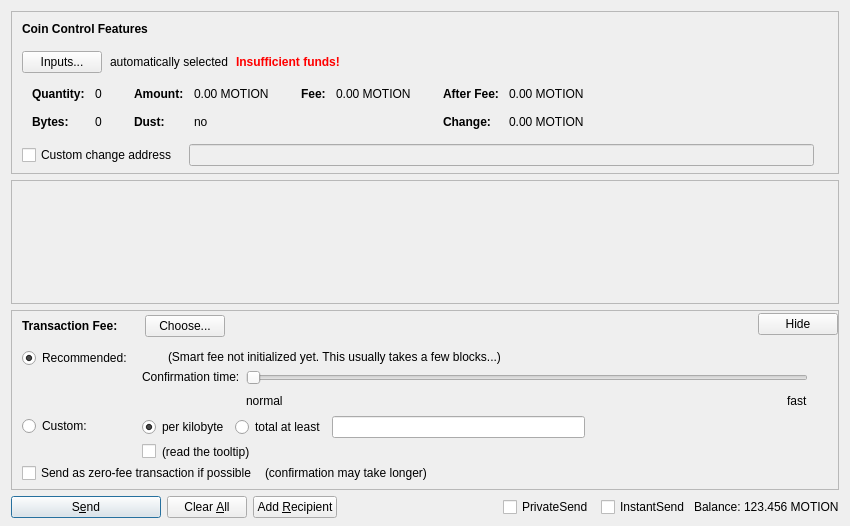
First picture: the form in src/qt/forms/sendcoinsdialog.ui, repository motioncrypto/motion, before the edit.
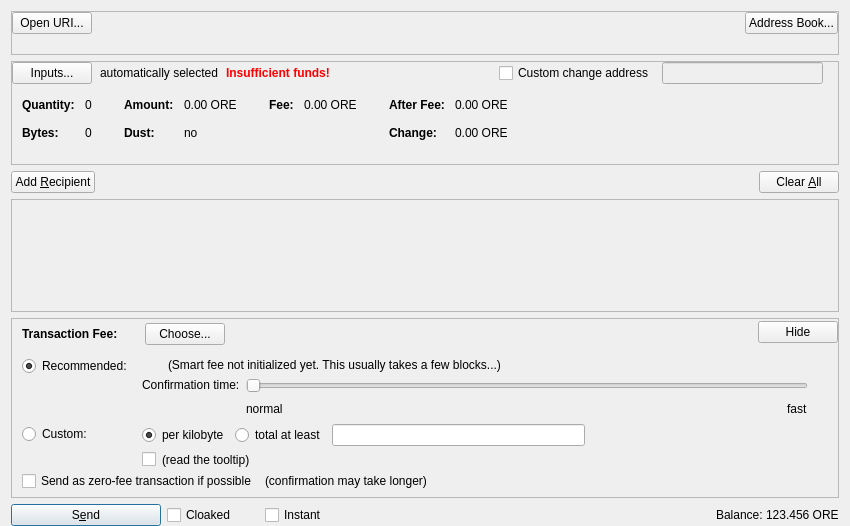
Second picture: the form after the edit. Custom widgets are drawn as their Qt base class.

Commit message: Merged Galactrum Wallet

```diff
--- a/src/qt/forms/sendcoinsdialog.ui
+++ b/src/qt/forms/sendcoinsdialog.ui
@@ -13,10 +13,82 @@
   <property name="windowTitle">
    <string>Send Coins</string>
   </property>
-  <layout class="QVBoxLayout" name="verticalLayout" stretch="0,1,0,0">
+		<layout class="QVBoxLayout" name="verticalLayout" stretch="0,0,0,1,0,0">
    <property name="bottomMargin">
-    <number>8</number>
-   </property>
+				<number>0</number>
+			</property>
+			<item>
+				<widget class="QFrame" name="frameSendTopButton">
+					<property name="sizePolicy">
+						<sizepolicy hsizetype="Expanding" vsizetype="Expanding">
+							<horstretch>0</horstretch>
+							<verstretch>0</verstretch>
+						</sizepolicy>
+					</property>
+					<property name="frameShape">
+						<enum>QFrame::StyledPanel</enum>
+					</property>
+					<property name="frameShadow">
+						<enum>QFrame::Sunken</enum>
+					</property>
+					<layout class="QHBoxLayout" name="topSendButtons">
+                        <property name="leftMargin">
+                            <number>0</number>
+                        </property>
+                        <property name="topMargin">
+                            <number>0</number>
+                        </property>
+                        <property name="rightMargin">
+                            <number>0</number>
+                        </property>
+                        <property name="bottomMargin">
+                            <number>20</number>
+                        </property>
+						<item>
+							<widget class="QPushButton" name="openURIButton">
+								<property name="toolTip">
+									<string>Open a payment request.</string>
+								</property>
+								<property name="text">
+									<string>Open URI...</string>
+								</property>
+								<property name="autoDefault">
+									<bool>false</bool>
+								</property>
+								<property name="default">
+									<bool>true</bool>
+								</property>
+							</widget>
+						</item>
+                        <item>
+                            <spacer name="horizontalSpacerWalletSecruity">
+                                <property name="orientation">
+                                    <enum>Qt::Horizontal</enum>
+                                </property>
+                                <property name="sizeHint" stdset="0">
+                                    <size>
+                                        <width>40</width>
+                                        <height>1</height>
+                                    </size>
+                                </property>
+                            </spacer>
+                        </item>
+						<item>
+							<widget class="QPushButton" name="sendingAddressesButton">
+								<property name="toolTip">
+									<string>Clear all fields of the form.</string>
+								</property>
+								<property name="text">
+									<string>Address Book...</string>
+								</property>
+								<property name="autoDefault">
+									<bool>false</bool>
+								</property>
+							</widget>
+						</item>
+					</layout>
+				</widget>
+			</item>
    <item>
     <widget class="QFrame" name="frameCoinControl">
      <property name="sizePolicy">
@@ -51,48 +123,14 @@
        <number>0</number>
       </property>
       <property name="bottomMargin">
-       <number>6</number>
+							<number>8</number>
       </property>
       <item>
        <layout class="QVBoxLayout" name="verticalLayoutCoinControl" stretch="0,0,0,0,1">
         <property name="spacing">
          <number>0</number>
         </property>
-        <property name="leftMargin">
-         <number>10</number>
-        </property>
-        <property name="topMargin">
-         <number>10</number>
-        </property>
-        <item>
-         <layout class="QHBoxLayout" name="horizontalLayoutCoinControl1">
-          <property name="bottomMargin">
-           <number>15</number>
-          </property>
-          <item>
-           <widget class="QLabel" name="labelCoinControlFeatures">
-            <property name="sizePolicy">
-             <sizepolicy hsizetype="Preferred" vsizetype="Maximum">
-              <horstretch>0</horstretch>
-              <verstretch>0</verstretch>
-             </sizepolicy>
-            </property>
-            <property name="font">
-             <font>
-              <weight>75</weight>
-              <bold>true</bold>
-             </font>
-            </property>
-            <property name="styleSheet">
-             <string notr="true">font-weight:bold;</string>
-            </property>
-            <property name="text">
-             <string>Coin Control Features</string>
-            </property>
-           </widget>
-          </item>
-         </layout>
-        </item>
+								
         <item>
          <layout class="QHBoxLayout" name="horizontalLayoutCoinControl2" stretch="0,0,0,0">
           <property name="spacing">
@@ -156,6 +194,51 @@
             </property>
            </spacer>
           </item>
+                                        	<item>
+											<widget class="QCheckBox" name="checkBoxCoinControlChange">
+												<property name="toolTip">
+													<string>If this is activated, but the change address is empty or invalid, change will be sent to a newly generated address.</string>
+												</property>
+												<property name="text">
+													<string>Custom change address</string>
+												</property>
+											</widget>
+										</item>
+										<item>
+											<widget class="QValidatedLineEdit" name="lineEditCoinControlChange">
+												<property name="enabled">
+													<bool>false</bool>
+												</property>
+												<property name="sizePolicy">
+													<sizepolicy hsizetype="Expanding" vsizetype="Fixed">
+														<horstretch>0</horstretch>
+														<verstretch>0</verstretch>
+													</sizepolicy>
+												</property>
+											</widget>
+										</item>
+										<item>
+											<widget class="QLabel" name="labelCoinControlChangeLabel">
+												<property name="sizePolicy">
+													<sizepolicy hsizetype="Preferred" vsizetype="Expanding">
+														<horstretch>0</horstretch>
+														<verstretch>0</verstretch>
+													</sizepolicy>
+												</property>
+												<property name="minimumSize">
+													<size>
+														<width>0</width>
+														<height>0</height>
+													</size>
+												</property>
+												<property name="text">
+													<string/>
+												</property>
+												<property name="margin">
+													<number>3</number>
+												</property>
+											</widget>
+										</item>
          </layout>
         </item>
         <item>
@@ -324,7 +407,7 @@
                   <enum>Qt::ActionsContextMenu</enum>
                  </property>
                  <property name="text">
-                  <string notr="true">0.00 MOTION</string>
+																		<string notr="true">0.00 ORE</string>
                  </property>
                  <property name="textInteractionFlags">
                   <set>Qt::LinksAccessibleByMouse|Qt::TextSelectableByKeyboard|Qt::TextSelectableByMouse</set>
@@ -404,7 +487,7 @@
                   <enum>Qt::ActionsContextMenu</enum>
                  </property>
                  <property name="text">
-                  <string notr="true">0.00 MOTION</string>
+																		<string notr="true">0.00 ORE</string>
                  </property>
                  <property name="textInteractionFlags">
                   <set>Qt::LinksAccessibleByMouse|Qt::TextSelectableByKeyboard|Qt::TextSelectableByMouse</set>
@@ -455,7 +538,7 @@
                   <enum>Qt::ActionsContextMenu</enum>
                  </property>
                  <property name="text">
-                  <string notr="true">0.00 MOTION</string>
+																		<string notr="true">0.00 ORE</string>
                  </property>
                  <property name="textInteractionFlags">
                   <set>Qt::LinksAccessibleByMouse|Qt::TextSelectableByKeyboard|Qt::TextSelectableByMouse</set>
@@ -484,7 +567,7 @@
                   <enum>Qt::ActionsContextMenu</enum>
                  </property>
                  <property name="text">
-                  <string notr="true">0.00 MOTION</string>
+																		<string notr="true">0.00 ORE</string>
                  </property>
                  <property name="textInteractionFlags">
                   <set>Qt::LinksAccessibleByMouse|Qt::TextSelectableByKeyboard|Qt::TextSelectableByMouse</set>
@@ -512,51 +595,7 @@
           <property name="rightMargin">
            <number>5</number>
           </property>
-          <item>
-           <widget class="QCheckBox" name="checkBoxCoinControlChange">
-            <property name="toolTip">
-             <string>If this is activated, but the change address is empty or invalid, change will be sent to a newly generated address.</string>
-            </property>
-            <property name="text">
-             <string>Custom change address</string>
-            </property>
-           </widget>
-          </item>
-          <item>
-           <widget class="QValidatedLineEdit" name="lineEditCoinControlChange">
-            <property name="enabled">
-             <bool>false</bool>
-            </property>
-            <property name="sizePolicy">
-             <sizepolicy hsizetype="Expanding" vsizetype="Fixed">
-              <horstretch>0</horstretch>
-              <verstretch>0</verstretch>
-             </sizepolicy>
-            </property>
-           </widget>
-          </item>
-          <item>
-           <widget class="QLabel" name="labelCoinControlChangeLabel">
-            <property name="sizePolicy">
-             <sizepolicy hsizetype="Preferred" vsizetype="Expanding">
-              <horstretch>0</horstretch>
-              <verstretch>0</verstretch>
-             </sizepolicy>
-            </property>
-            <property name="minimumSize">
-             <size>
-              <width>0</width>
-              <height>0</height>
-             </size>
-            </property>
-            <property name="text">
-             <string/>
-            </property>
-            <property name="margin">
-             <number>3</number>
-            </property>
-           </widget>
-          </item>
+									
          </layout>
         </item>
         <item>
@@ -577,6 +616,55 @@
      </layout>
     </widget>
    </item>
+            <item>
+                <layout class="QHBoxLayout">
+                    <item>
+                        <widget class="QPushButton" name="addButton">
+                            <property name="toolTip">
+                                <string>Send to multiple recipients at once</string>
+                            </property>
+                            <property name="text">
+                                <string>Add &amp;Recipient</string>
+                            </property>
+                            <property name="autoDefault">
+                                <bool>false</bool>
+                            </property>
+                        </widget>
+                    </item>
+                    <item>
+						<spacer name="horizontalSpacer">
+							<property name="orientation">
+								<enum>Qt::Horizontal</enum>
+							</property>
+							<property name="sizeHint" stdset="0">
+								<size>
+									<width>40</width>
+									<height>20</height>
+								</size>
+							</property>
+						</spacer>
+					</item>
+                    <item>
+                        <widget class="QPushButton" name="clearButton">
+                            <property name="sizePolicy">
+                                <sizepolicy hsizetype="Minimum" vsizetype="Fixed">
+                                    <horstretch>0</horstretch>
+                                    <verstretch>0</verstretch>
+                                </sizepolicy>
+                            </property>
+                            <property name="toolTip">
+                                <string>Clear all fields of the form.</string>
+                            </property>
+                            <property name="text">
+                                <string>Clear &amp;All</string>
+                            </property>
+                            <property name="autoDefault">
+                                <bool>false</bool>
+                            </property>
+                        </widget>
+                    </item>
+                </layout>
+            </item>
    <item>
     <widget class="QScrollArea" name="scrollArea">
      <property name="widgetResizable">
@@ -1214,6 +1302,18 @@
    </item>
    <item>
     <layout class="QHBoxLayout" name="horizontalLayout">
+                    <property name="leftMargin">
+                        <number>0</number>
+                    </property>
+                    <property name="topMargin">
+                        <number>0</number>
+                    </property>
+                    <property name="rightMargin">
+                        <number>0</number>
+                    </property>
+                    <property name="bottomMargin">
+                        <number>0</number>
+                    </property>
      <item>
       <widget class="QPushButton" name="sendButton">
        <property name="minimumSize">
@@ -1236,51 +1336,6 @@
        </property>
       </widget>
      </item>
-     <item>
-      <widget class="QPushButton" name="clearButton">
-       <property name="sizePolicy">
-        <sizepolicy hsizetype="Minimum" vsizetype="Fixed">
-         <horstretch>0</horstretch>
-         <verstretch>0</verstretch>
-        </sizepolicy>
-       </property>
-       <property name="toolTip">
-        <string>Clear all fields of the form.</string>
-       </property>
-       <property name="text">
-        <string>Clear &amp;All</string>
-       </property>
-       <property name="autoDefault">
-        <bool>false</bool>
-       </property>
-      </widget>
-     </item>
-     <item>
-      <widget class="QPushButton" name="addButton">
-       <property name="toolTip">
-        <string>Send to multiple recipients at once</string>
-       </property>
-       <property name="text">
-        <string>Add &amp;Recipient</string>
-       </property>
-       <property name="autoDefault">
-        <bool>false</bool>
-       </property>
-      </widget>
-     </item>
-     <item>
-      <spacer name="horizontalSpacer">
-       <property name="orientation">
-        <enum>Qt::Horizontal</enum>
-       </property>
-       <property name="sizeHint" stdset="0">
-        <size>
-         <width>40</width>
-         <height>20</height>
-        </size>
-       </property>
-      </spacer>
-     </item>
      <item>
       <layout class="QHBoxLayout" name="horizontalLayout_2">
        <property name="spacing">
@@ -1295,7 +1350,7 @@
           </size>
          </property>
          <property name="text">
-          <string>PrivateSend</string>
+										<string>Cloaked</string>
          </property>
          <property name="checked">
           <bool>false</bool>
@@ -1314,10 +1369,30 @@
           </size>
          </property>
          <property name="text">
-          <string>InstantSend</string>
+										<string>Instant</string>
          </property>
         </widget>
        </item>
+                        </layout>
+                    </item>
+					<item>
+						<spacer name="horizontalSpacer">
+							<property name="orientation">
+								<enum>Qt::Horizontal</enum>
+							</property>
+							<property name="sizeHint" stdset="0">
+								<size>
+									<width>40</width>
+									<height>20</height>
+								</size>
+							</property>
+						</spacer>
+					</item>
+					<item>
+						<layout class="QHBoxLayout" name="horizontalLayout_2">
+							<property name="spacing">
+								<number>3</number>
+							</property>
        <item>
         <widget class="QLabel" name="label">
          <property name="text">
@@ -1337,7 +1412,7 @@
           <cursorShape>IBeamCursor</cursorShape>
          </property>
          <property name="text">
-          <string notr="true">123.456 MOTION</string>
+										<string notr="true">123.456 ORE</string>
          </property>
          <property name="textInteractionFlags">
           <set>Qt::LinksAccessibleByMouse|Qt::TextSelectableByKeyboard|Qt::TextSelectableByMouse</set>
```
Left out of the diff: 4 changed lines with no effect on the pictures. Lines whose indentation alone changed are shown as unchanged. The commit also changes 111 other files.
